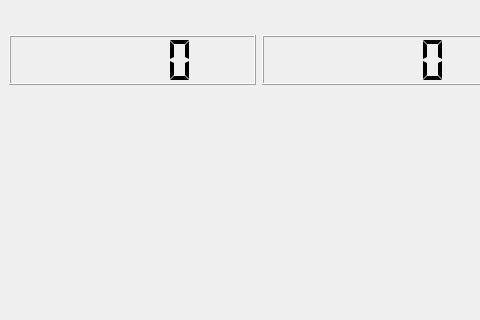
Old version of the form mainwindow.ui in the repository Sylvain-Yu/Emma; both pictures show x 0 to 480 and y 280 to 600 of the 800 by 600 pixel window.
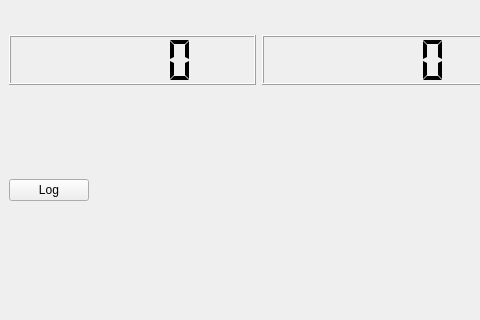
New version of the form. Custom widgets are drawn as their Qt base class.

What changed in the file:
```diff
--- a/mainwindow.ui
+++ b/mainwindow.ui
@@ -79,6 +79,16 @@
     </item>
     <item>
      <layout class="QHBoxLayout" name="horizontalLayout_2">
+      <item>
+       <widget class="QPushButton" name="btnLog">
+        <property name="text">
+         <string>Log</string>
+        </property>
+        <property name="checkable">
+         <bool>true</bool>
+        </property>
+       </widget>
+      </item>
       <item>
        <spacer name="horizontalSpacer">
         <property name="orientation">
```
